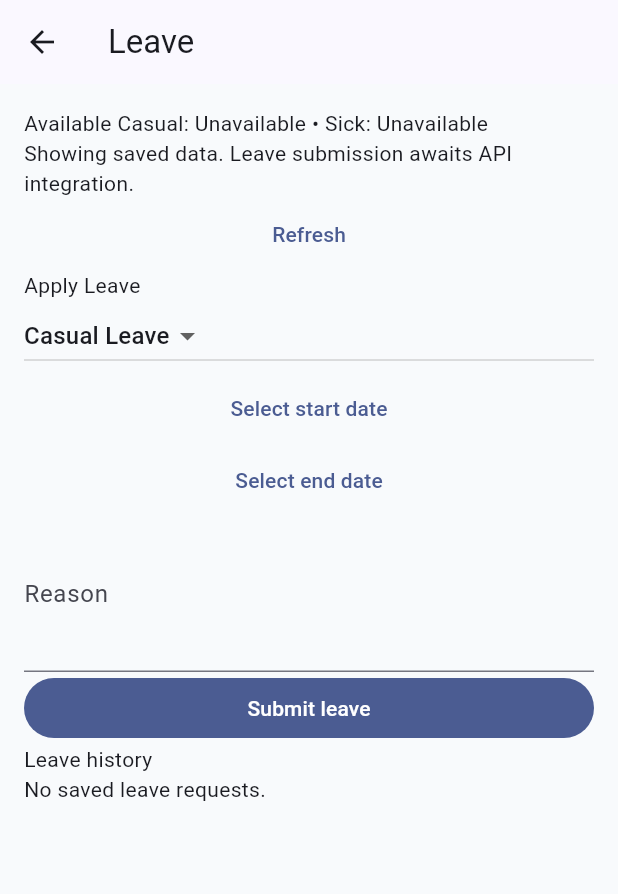
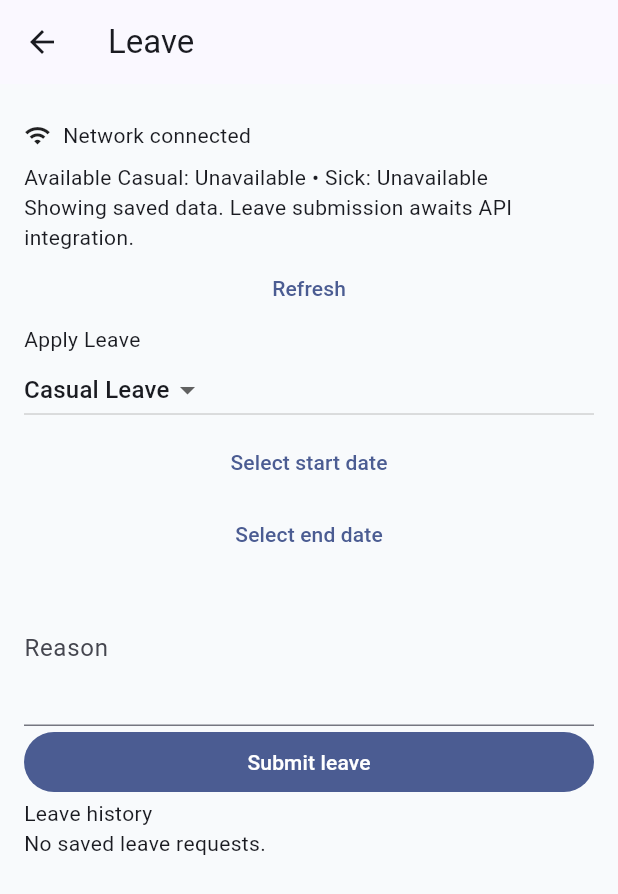
Before and after one commit to Safalks11/rebs-hrms-flutter-assignment, a Flutter app: the screen it shows after launch, after a tap on "Check In", after a tap on "Manage leave", on a phone screen of 412 x 824 dp. Shown: the top 894 px of the screen. Run offline on Flutter 3.47's test engine with Material 3 defaults, Android fonts, the phone set to English and light mode, and no system bars; our stand-ins replace connectivity_plus, geolocator, get, sqflite; accounts and stored records are empty.

Commit message:
add connectivity monitoring and network status indicators to dashboard and leave screens

```diff
--- a/lib/app/bindings/app_binding.dart
+++ b/lib/app/bindings/app_binding.dart
@@ -4,11 +4,13 @@ import 'package:rebs_hrms_assignment/features/attendance/services/attendance_loc
 import 'package:rebs_hrms_assignment/features/attendance/services/attendance_store.dart';
 import 'package:rebs_hrms_assignment/features/office_profile/services/office_profile_store.dart';
 
+import '../../core/services/connectivity_service.dart';
 import '../../features/leave/services/leave_repository.dart';
 
 class AppBinding extends Bindings {
   @override
   void dependencies() {
+    Get.put(ConnectivityService(), permanent: true);
     Get.put<AppDatabase>(AppDatabase(), permanent: true);
     final leave = Get.put(
       LeaveRepository(Get.find<AppDatabase>()),
--- /dev/null
+++ b/lib/core/services/connectivity_service.dart
@@ -0,0 +1,76 @@
+import 'dart:async';
+
+import 'package:connectivity_plus/connectivity_plus.dart';
+import 'package:flutter/widgets.dart';
+import 'package:get/get.dart';
+
+enum NetworkStatus { unknown, connected, disconnected }
+
+class ConnectivityService extends GetxService with WidgetsBindingObserver {
+  final Future<List<ConnectivityResult>> Function() _check;
+  final Stream<List<ConnectivityResult>> _changes;
+  final status = NetworkStatus.unknown.obs;
+  StreamSubscription<List<ConnectivityResult>>? _subscription;
+  int _revision = 0;
+  bool _disposed = false;
+
+  ConnectivityService({
+    Future<List<ConnectivityResult>> Function()? check,
+    Stream<List<ConnectivityResult>>? changes,
+  }) : _check = check ?? Connectivity().checkConnectivity,
+       _changes = changes ?? Connectivity().onConnectivityChanged;
+
+  @override
+  void onInit() {
+    super.onInit();
+    WidgetsBinding.instance.addObserver(this);
+    _subscription = _changes.listen(
+      (results) {
+        if (_disposed) return;
+        _revision++;
+        status.value = _classify(results);
+      },
+      onError: (Object error) {
+        if (_disposed) return;
+        _revision++;
+        status.value = NetworkStatus.unknown;
+      },
+    );
+    unawaited(checkNow());
+  }
+
+  NetworkStatus _classify(List<ConnectivityResult> results) =>
+      results.any((result) => result != ConnectivityResult.none)
+      ? NetworkStatus.connected
+      : NetworkStatus.disconnected;
+
+  Future<NetworkStatus> checkNow() async {
+    if (_disposed) return status.value;
+    final revision = ++_revision;
+    try {
+      final results = await _check().timeout(const Duration(seconds: 10));
+      if (!_disposed && revision == _revision) {
+        status.value = _classify(results);
+      }
+    } catch (_) {
+      if (!_disposed && revision == _revision) {
+        status.value = NetworkStatus.unknown;
+      }
+    }
+    return status.value;
+  }
+
+  @override
+  void didChangeAppLifecycleState(AppLifecycleState state) {
+    if (state == AppLifecycleState.resumed) unawaited(checkNow());
+  }
+
+  @override
+  void onClose() {
+    _disposed = true;
+    _revision++;
+    _subscription?.cancel();
+    WidgetsBinding.instance.removeObserver(this);
+    super.onClose();
+  }
+}
--- /dev/null
+++ b/lib/core/widgets/network_indicator.dart
@@ -0,0 +1,38 @@
+import 'package:flutter/material.dart';
+import 'package:get/get.dart';
+
+import '../services/connectivity_service.dart';
+
+class NetworkIndicator extends StatelessWidget {
+  const NetworkIndicator({super.key});
+  @override
+  Widget build(BuildContext context) {
+    final service = Get.find<ConnectivityService>();
+    return Obx(() {
+      final status = service.status.value;
+      final label = switch (status) {
+        NetworkStatus.connected => 'Network connected',
+        NetworkStatus.disconnected => 'Offline — saved data remains available',
+        NetworkStatus.unknown => 'Network status unavailable',
+      };
+      return Padding(
+        padding: const EdgeInsets.symmetric(vertical: 8),
+        child: Row(
+          children: [
+            Icon(
+              status == NetworkStatus.connected ? Icons.wifi : Icons.wifi_off,
+              size: 18,
+            ),
+            const SizedBox(width: 8),
+            Expanded(child: Text(label)),
+            if (status == NetworkStatus.unknown)
+              TextButton(
+                onPressed: service.checkNow,
+                child: const Text('Retry'),
+              ),
+          ],
+        ),
+      );
+    });
+  }
+}
--- a/lib/features/dashboard/views/dashboard_view.dart
+++ b/lib/features/dashboard/views/dashboard_view.dart
@@ -6,6 +6,8 @@ import 'package:rebs_hrms_assignment/features/dashboard/widgets/attendance_card.
 import 'package:rebs_hrms_assignment/features/dashboard/widgets/employee_card.dart';
 import 'package:rebs_hrms_assignment/features/dashboard/widgets/leave_balance_card.dart';
 import 'package:rebs_hrms_assignment/features/dashboard/widgets/recent_attendance_card.dart';
+
+import '../../../core/widgets/network_indicator.dart';
 
 import '../../leave/models/leave_request.dart';
 import '../../leave/services/leave_repository.dart';
@@ -31,6 +33,7 @@ class DashboardScreen extends GetView<DashboardController> {
         child: Column(
           crossAxisAlignment: CrossAxisAlignment.stretch,
           children: [
+            const NetworkIndicator(),
             EmployeeCard(employee: controller.employee),
             const SizedBox(height: 16),
             Obx(() {
--- a/lib/features/leave/bindings/leave_binding.dart
+++ b/lib/features/leave/bindings/leave_binding.dart
@@ -1,4 +1,6 @@
 import 'package:get/get.dart';
+
+import '../../../core/services/connectivity_service.dart';
 
 import '../controllers/leave_controller.dart';
 import '../services/leave_repository.dart';
@@ -6,6 +8,11 @@ import '../services/leave_repository.dart';
 class LeaveBinding extends Bindings {
   @override
   void dependencies() {
-    Get.lazyPut(() => LeaveController(Get.find<LeaveRepository>()));
+    Get.lazyPut(
+      () => LeaveController(
+        Get.find<LeaveRepository>(),
+        Get.find<ConnectivityService>(),
+      ),
+    );
   }
 }
--- a/lib/features/leave/controllers/leave_controller.dart
+++ b/lib/features/leave/controllers/leave_controller.dart
@@ -1,11 +1,14 @@
 import 'package:get/get.dart';
+
+import '../../../core/services/connectivity_service.dart';
 
 import '../models/leave_request.dart';
 import '../services/leave_repository.dart';
 
 class LeaveController extends GetxController {
   final LeaveRepository repository;
-  LeaveController(this.repository);
+  final ConnectivityService connectivity;
+  LeaveController(this.repository, this.connectivity);
   final loading = false.obs, submitting = false.obs;
   final message = RxnString(
     'Leave submission is unavailable until API integration is added.',
@@ -44,8 +47,21 @@ class LeaveController extends GetxController {
       message.value = error;
       return false;
     }
-    message.value =
-        'Leave submission is unavailable until API integration is added.';
-    return false;
+    submitting.value = true;
+    try {
+      final status = await connectivity.checkNow();
+      if (isClosed) return false;
+      message.value = switch (status) {
+        NetworkStatus.disconnected =>
+          'Connect to a network before submitting leave.',
+        NetworkStatus.unknown =>
+          'Could not determine network status. Retry the connection check.',
+        NetworkStatus.connected =>
+          'Leave submission is unavailable until API integration is added.',
+      };
+      return false;
+    } finally {
+      if (!isClosed) submitting.value = false;
+    }
   }
 }
--- a/lib/features/leave/views/leave_view.dart
+++ b/lib/features/leave/views/leave_view.dart
@@ -2,6 +2,7 @@ import 'package:flutter/material.dart';
 import 'package:get/get.dart';
 
 import '../../../core/utils/company_time.dart';
+import '../../../core/widgets/network_indicator.dart';
 import '../controllers/leave_controller.dart';
 import '../models/leave_request.dart';
 
@@ -49,6 +50,7 @@ class _LeaveScreenState extends State<LeaveScreen> {
       () => ListView(
         padding: const EdgeInsets.all(16),
         children: [
+          const NetworkIndicator(),
           if (controller.loading.value) const LinearProgressIndicator(),
           Text(
             'Available Casual: ${controller.repository.balances[LeaveType.casual] ?? 'Unavailable'} • Sick: ${controller.repository.balances[LeaveType.sick] ?? 'Unavailable'}',
```
